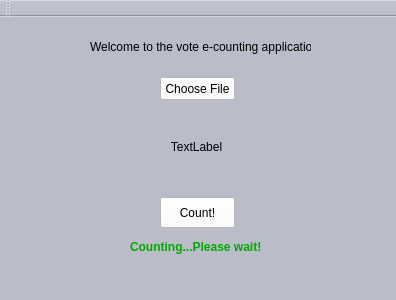
geaney91/E-CountApp, file mainwindow.ui: the form before one commit.
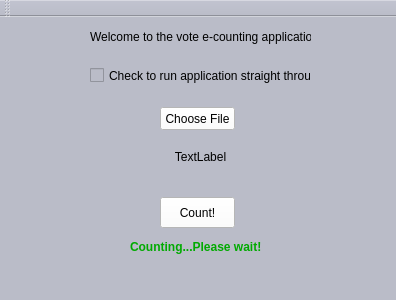
The form after the commit.

The edit to the form file:
```diff
--- a/mainwindow.ui
+++ b/mainwindow.ui
@@ -24,7 +24,7 @@
     <property name="geometry">
      <rect>
       <x>90</x>
-      <y>20</y>
+      <y>10</y>
       <width>221</width>
       <height>20</height>
      </rect>
@@ -36,8 +36,8 @@
    <widget class="QLabel" name="fileNameLbl">
     <property name="geometry">
      <rect>
-      <x>156</x>
-      <y>120</y>
+      <x>160</x>
+      <y>130</y>
       <width>81</width>
       <height>20</height>
      </rect>
@@ -53,7 +53,7 @@
     <property name="geometry">
      <rect>
       <x>160</x>
-      <y>60</y>
+      <y>90</y>
       <width>75</width>
       <height>23</height>
      </rect>
@@ -203,6 +203,19 @@
      <string>Counting...Please wait!</string>
     </property>
    </widget>
+   <widget class="QCheckBox" name="runFormatCheckbox">
+    <property name="geometry">
+     <rect>
+      <x>90</x>
+      <y>50</y>
+      <width>221</width>
+      <height>17</height>
+     </rect>
+    </property>
+    <property name="text">
+     <string>Check to run application straight through</string>
+    </property>
+   </widget>
   </widget>
   <widget class="QMenuBar" name="menuBar">
    <property name="geometry">
```
